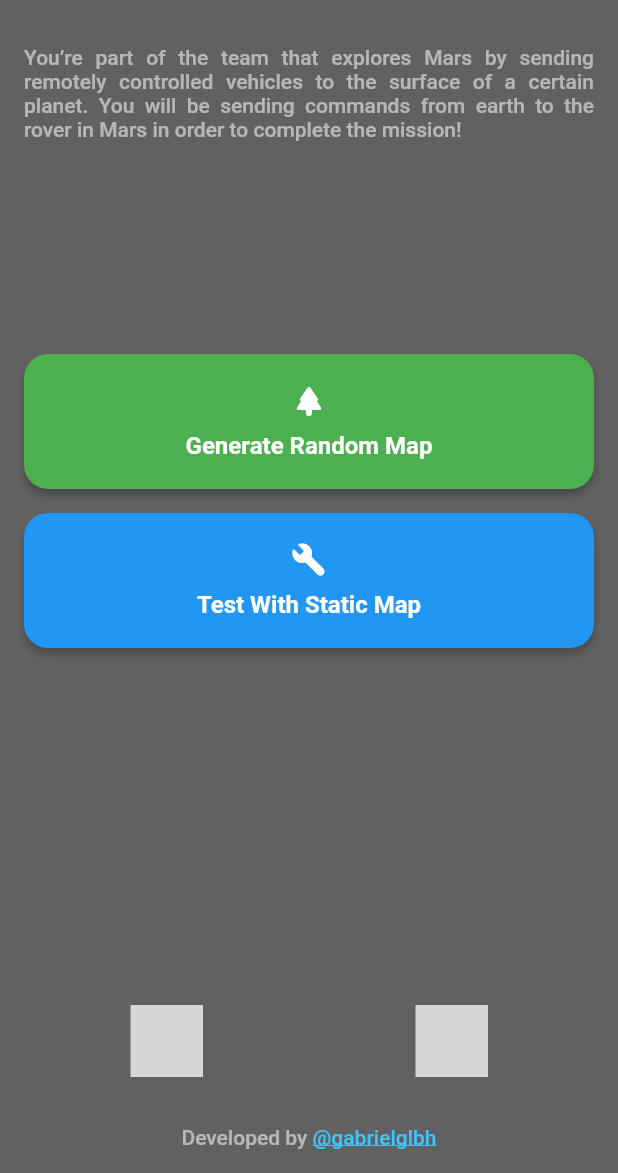
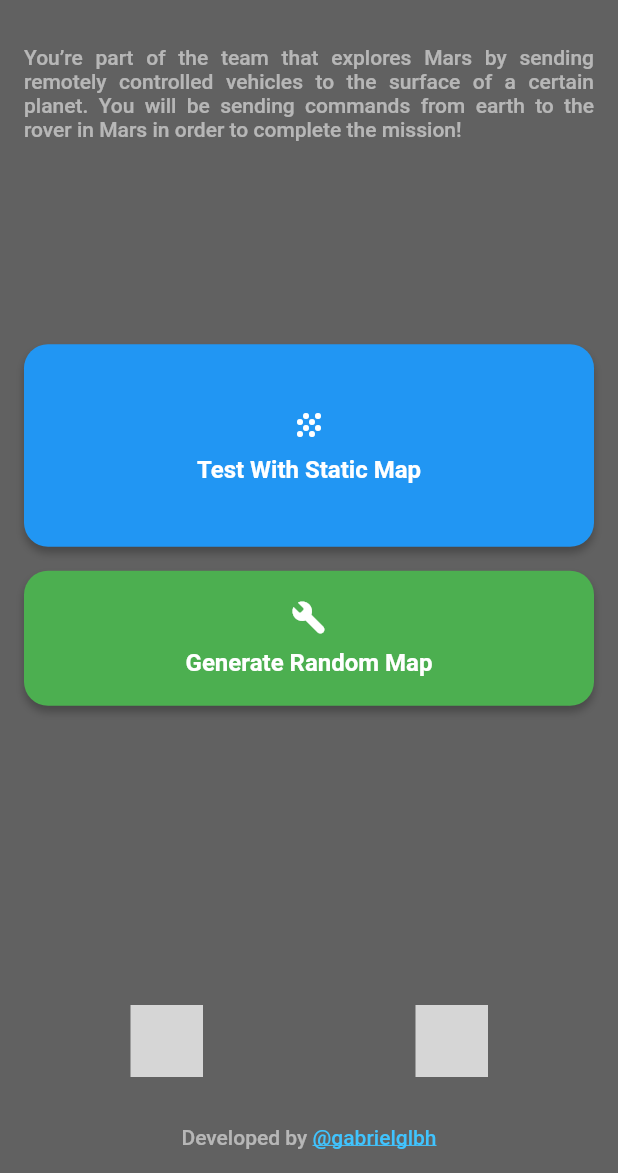
Before and after one commit to gabrielglbh/Mars-Rover-Mission, a Flutter app: the screen it shows after launch, after a tap on the "mode night" icon, on a phone screen of 412 x 824 dp, the part 63-1236 px from its top. Run offline on Flutter 3.47's test engine with Material 2 defaults, Android fonts, the phone set to English and light mode, and no system bars; our stand-ins replace bloc, easy_localization, equatable, flutter_bloc, shared_preferences; missing offline and left inert: flag; grey boxes are pictures that could not be loaded.

Commit message:
Home fixes

```diff
--- a/lib/core/types/modes.dart
+++ b/lib/core/types/modes.dart
@@ -2,32 +2,31 @@ import 'package:easy_localization/easy_localization.dart';
 import 'package:flutter/material.dart';
 import 'package:marsmission/core/constants.dart';
 import 'package:marsmission/core/routing/pages.dart';
-import 'package:marsmission/core/types/map_tiles.dart';
 import 'package:marsmission/ui/widgets/mrm_button.dart';
 
 enum Mode {
-  generate, test
+  test, generate
 }
 
 extension ModeExt on Mode {
   MRMButton button(BuildContext context) {
     switch (this) {
+      case Mode.test:
+        return MRMButton(
+            title: "generate_static_map_button_label".tr(),
+            icon: Icons.grain_rounded,
+            height: Sizes.mrmButtonDefaultHeight * 1.5,
+            color: Colors.blue,
+            onTap: () => Navigator.of(context).pushNamed(Pages.customization)
+        );
       case Mode.generate:
         return MRMButton(
           title: "generate_random_map_button_label".tr(),
-          icon: MapTile.grass.icon().icon,
+          icon: Icons.build_rounded,
           height: Sizes.mrmButtonDefaultHeight,
           color: Colors.green,
           onTap: () => Navigator.of(context).pushNamed(Pages.generation)
         );
-      case Mode.test:
-        return MRMButton(
-          title: "generate_static_map_button_label".tr(),
-          icon: Icons.build_rounded,
-          height: Sizes.mrmButtonDefaultHeight,
-          color: Colors.blue,
-          onTap: () => Navigator.of(context).pushNamed(Pages.customization)
-        );
     }
   }
 }
--- a/lib/ui/pages/home/home.dart
+++ b/lib/ui/pages/home/home.dart
@@ -58,7 +58,7 @@ class _HomePageState extends State<HomePage> {
           ),
           Expanded(child: Container()),
           Padding(
-            padding: const EdgeInsets.symmetric(vertical: Margins.margin32),
+            padding: const EdgeInsets.only(bottom: Margins.margin32),
             child: _languages(),
           ),
           RichText(
```
